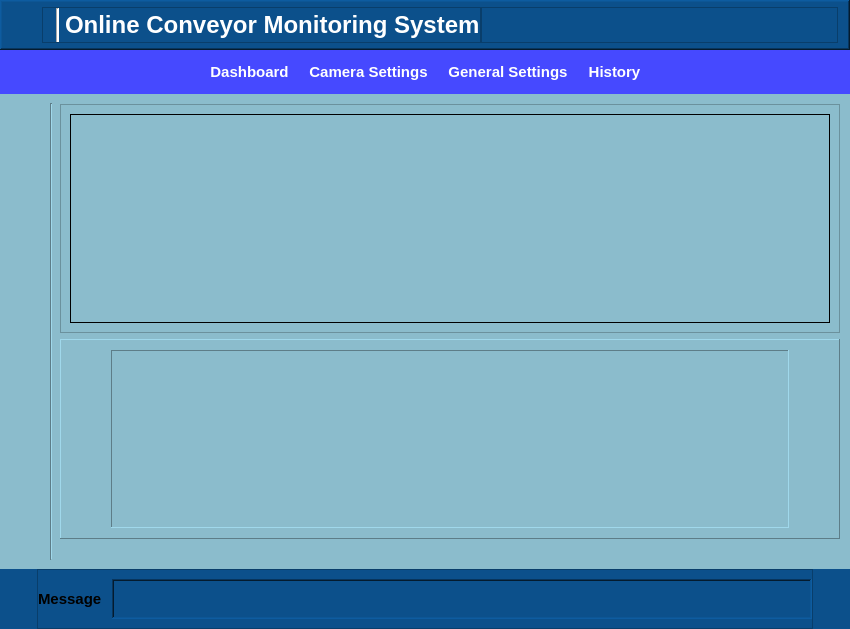
First picture: the form in UI/main_UI.ui, repository DORSA-co/conveyor_monitoring_system, before the edit.
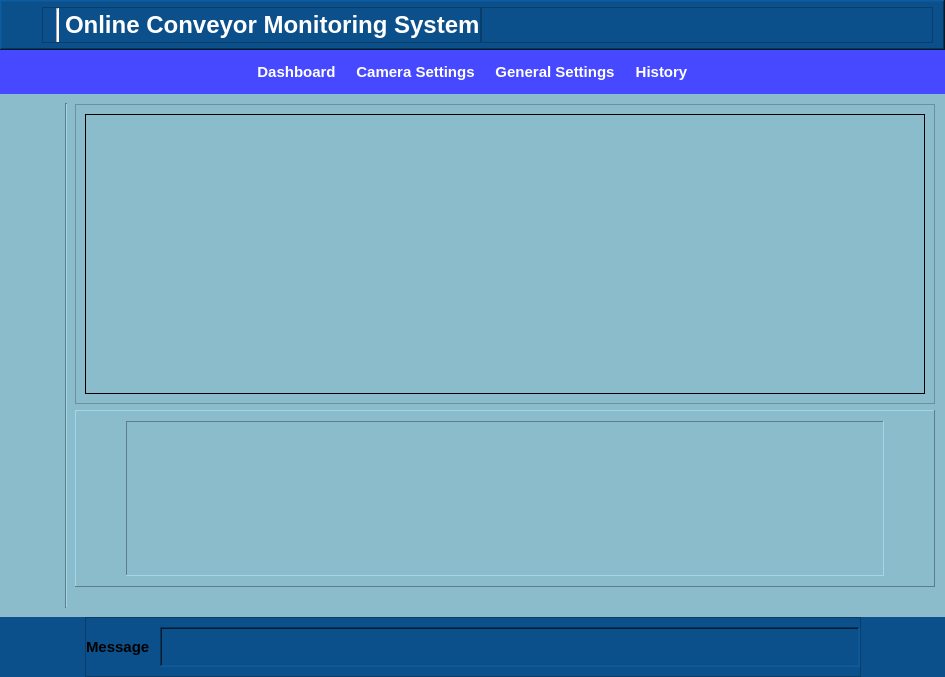
Second picture: the form after the edit. The open tabs and pages were chosen to show the change. Icons and pictures are not drawn.

```diff
--- a/UI/main_UI.ui
+++ b/UI/main_UI.ui
@@ -6,8 +6,8 @@
    <rect>
     <x>0</x>
     <y>0</y>
-    <width>850</width>
-    <height>629</height>
+    <width>945</width>
+    <height>677</height>
    </rect>
   </property>
   <property name="windowTitle">
@@ -1073,23 +1073,20 @@
                   <number>21</number>
                  </property>
                  <item>
-                  <widget class="QScrollArea" name="scrollArea">
-                   <property name="horizontalScrollBarPolicy">
-                    <enum>Qt::ScrollBarAsNeeded</enum>
+                  <widget class="QFrame" name="frame_21">
+                   <property name="minimumSize">
+                    <size>
+                     <width>0</width>
+                     <height>300</height>
+                    </size>
                    </property>
-                   <property name="widgetResizable">
-                    <bool>true</bool>
+                   <property name="frameShape">
+                    <enum>QFrame::StyledPanel</enum>
                    </property>
-                   <widget class="QWidget" name="scrollAreaWidgetContents_2">
-                    <property name="geometry">
-                     <rect>
-                      <x>0</x>
-                      <y>0</y>
-                      <width>763</width>
-                      <height>227</height>
-                     </rect>
-                    </property>
-                    <layout class="QVBoxLayout" name="verticalLayout_10">
+                   <property name="frameShadow">
+                    <enum>QFrame::Raised</enum>
+                   </property>
+                   <layout class="QHBoxLayout" name="horizontalLayout_27">
                      <item>
                       <widget class="QLabel" name="LBL_live_camera">
                        <property name="frameShape">
@@ -1105,14 +1102,13 @@
                      </item>
                     </layout>
                    </widget>
-                  </widget>
                  </item>
                  <item>
                   <widget class="QFrame" name="frame_79">
                    <property name="minimumSize">
                     <size>
                      <width>0</width>
-                     <height>200</height>
+                     <height>80</height>
                     </size>
                    </property>
                    <property name="frameShape">
```
Left out of the diff: 40 changed lines with no effect on the pictures. Lines whose indentation alone changed are shown as unchanged.
